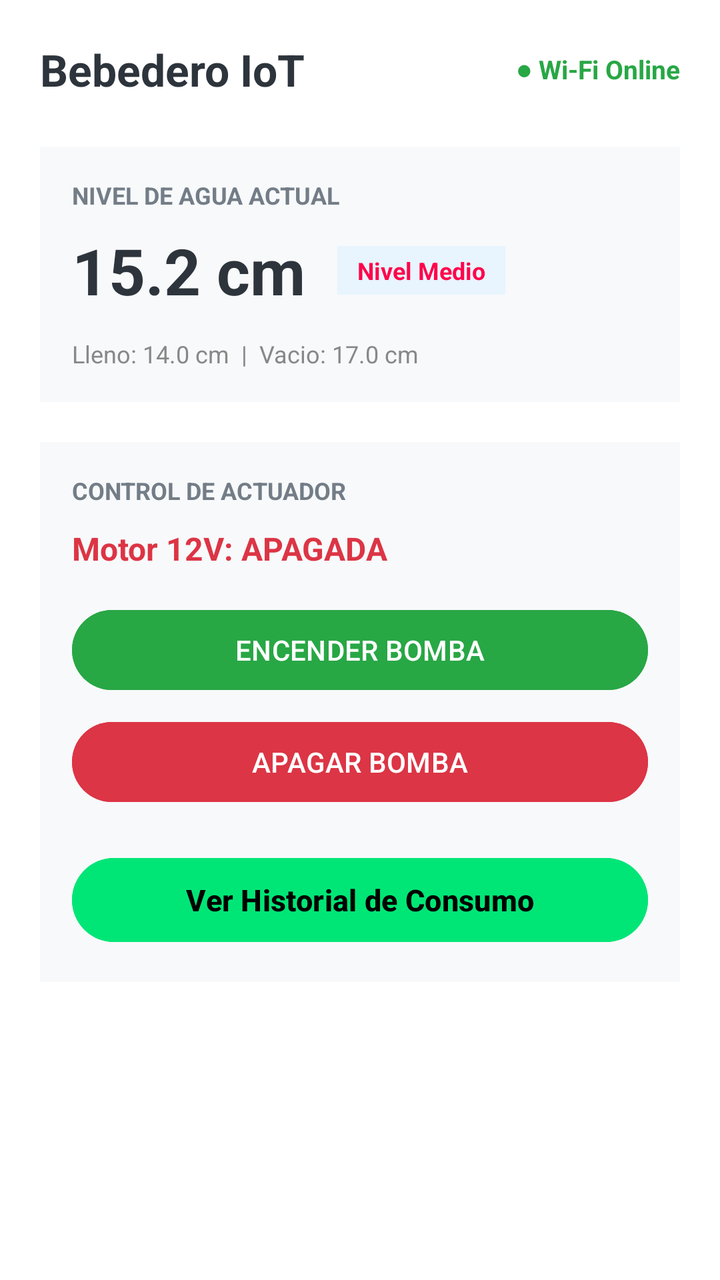
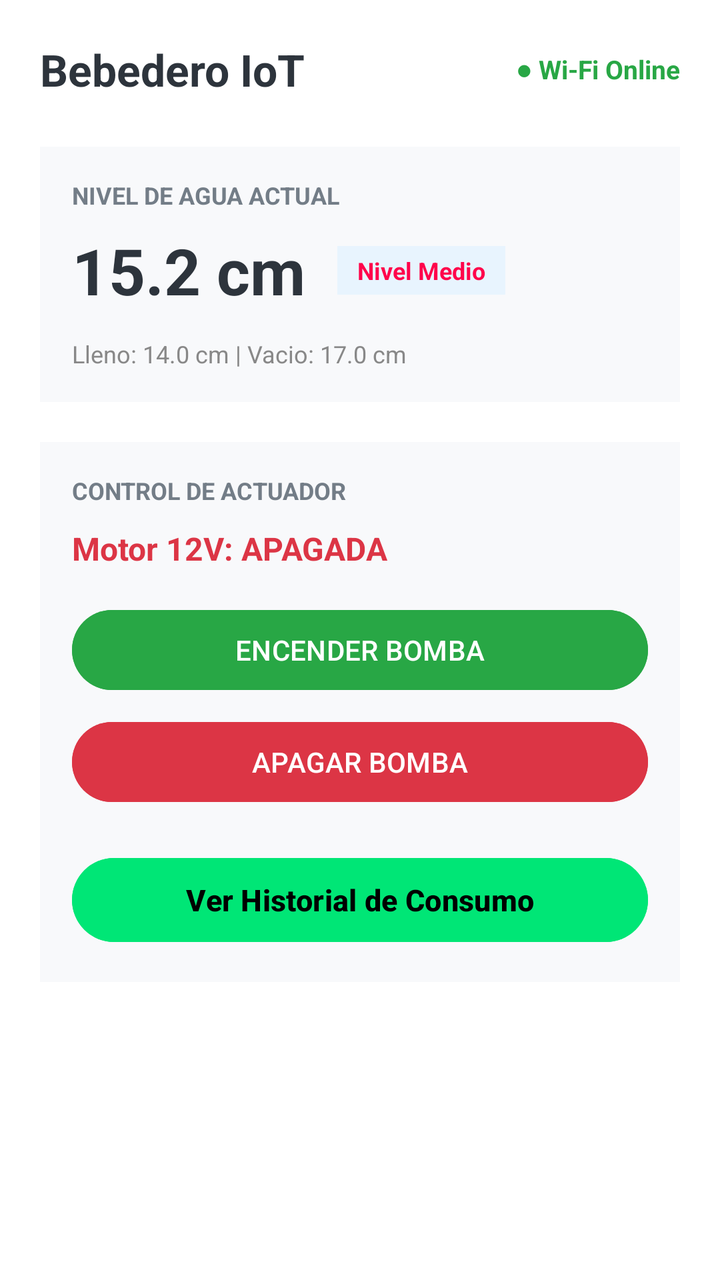

An Android layout rendered at two revisions. The XML below is the earlier revision; the diff shows what the commit changed to produce the second picture.
<!-- AndroidManifest.xml: application theme Theme.Bebedero2v -->
<!-- res/layout/activity_dashboard.xml -->
<?xml version="1.0" encoding="utf-8"?>
<LinearLayout xmlns:android="http://schemas.android.com/apk/res/android"
    android:layout_width="match_parent"
    android:layout_height="match_parent"
    android:orientation="vertical"
    android:padding="20dp"
    android:background="#FFFFFF">

    
    <LinearLayout
        android:layout_width="match_parent"
        android:layout_height="wrap_content"
        android:orientation="horizontal"
        android:gravity="center_vertical"
        android:layout_marginBottom="24dp">

        <TextView
            android:layout_width="0dp"
            android:layout_height="wrap_content"
            android:layout_weight="1"
            android:text="Bebedero IoT"
            android:textSize="22sp"
            android:textStyle="bold"
            android:textColor="#2D343C" />

        <TextView
            android:layout_width="wrap_content"
            android:layout_height="wrap_content"
            android:text="● Wi-Fi Online"
            android:textColor="#28A745"
            android:textStyle="bold"
            android:textSize="13sp" />
    </LinearLayout>

    
    <LinearLayout
        android:layout_width="match_parent"
        android:layout_height="wrap_content"
        android:orientation="vertical"
        android:background="#F8F9FB"
        android:padding="16dp"
        android:layout_marginBottom="20dp">

        <TextView
            android:layout_width="wrap_content"
            android:layout_height="wrap_content"
            android:text="NIVEL DE AGUA ACTUAL"
            android:textSize="12sp"
            android:textColor="#737D87"
            android:textStyle="bold" />

        <LinearLayout
            android:layout_width="match_parent"
            android:layout_height="wrap_content"
            android:orientation="horizontal"
            android:gravity="center_vertical"
            android:layout_marginTop="8dp">

            <TextView
                android:id="@+id/tvNivelCm"
                android:layout_width="wrap_content"
                android:layout_height="wrap_content"
                android:text="15.2 cm"
                android:textSize="32sp"
                android:textStyle="bold"
                android:textColor="#2D343C" />

            <TextView
                android:layout_width="wrap_content"
                android:layout_height="wrap_content"
                android:text="Nivel Medio"
                android:textColor="#FF044B"
                android:background="#E8F4FE"
                android:paddingStart="10dp"
                android:paddingEnd="10dp"
                android:paddingTop="4dp"
                android:paddingBottom="4dp"
                android:layout_marginStart="16dp"
                android:textStyle="bold"
                android:textSize="12sp" />
        </LinearLayout>

        <TextView
            android:layout_width="wrap_content"
            android:layout_height="wrap_content"
            android:text="Lleno: 14.0 cm  |  Vacio: 17.0 cm"
            android:textSize="12sp"
            android:textColor="#888888"
            android:layout_marginTop="12dp" />
    </LinearLayout>

    
    <LinearLayout
        android:layout_width="match_parent"
        android:layout_height="wrap_content"
        android:orientation="vertical"
        android:background="#F8F9FB"
        android:padding="16dp">

        <TextView
            android:layout_width="wrap_content"
            android:layout_height="wrap_content"
            android:text="CONTROL DE ACTUADOR"
            android:textSize="12sp"
            android:textColor="#737D87"
            android:textStyle="bold" />

        <TextView
            android:id="@+id/tvEstadoMotor"
            android:layout_width="wrap_content"
            android:layout_height="wrap_content"
            android:text="Motor 12V: APAGADA"
            android:textColor="#DC3545"
            android:textSize="16sp"
            android:textStyle="bold"
            android:layout_marginTop="10dp"
            android:layout_marginBottom="16dp" />

        <Button
            android:id="@+id/btnEncender"
            android:layout_width="match_parent"
            android:layout_height="wrap_content"
            android:text="ENCENDER BOMBA"
            android:backgroundTint="#28A745"
            android:textColor="#FFFFFF"
            android:layout_marginBottom="8dp" />

        <Button
            android:id="@+id/btnApagar"
            android:layout_width="match_parent"
            android:layout_height="wrap_content"
            android:text="APAGAR BOMBA"
            android:backgroundTint="#DC3545"
            android:textColor="#FFFFFF" />
        <Button
            android:id="@+id/btnIrHistorial"
            android:layout_width="match_parent"
            android:layout_height="50dp"
            android:layout_marginTop="20dp"
            android:backgroundTint="#00E676"
            android:text="Ver Historial de Consumo"
            android:textColor="#000000"
            android:textSize="15sp"
            android:textStyle="bold" />
    </LinearLayout>

</LinearLayout>
<!-- resources referenced by this layout -->
<resources>
  <style name="Theme.Bebedero2v" parent="Base.Theme.Bebedero2v" />
  <style name="Base.Theme.Bebedero2v" parent="Theme.Material3.DayNight.NoActionBar">
          
          
      </style>
</resources>

<!-- the commit's change to res/layout/activity_dashboard.xml (unified diff, before → after) -->
@@ -18,7 +18,7 @@
             android:layout_width="0dp"
             android:layout_height="wrap_content"
             android:layout_weight="1"
-            android:text="Bebedero IoT"
+            android:text="@string/bebedero_iot"
             android:textSize="22sp"
             android:textStyle="bold"
             android:textColor="#2D343C" />
@@ -26,7 +26,7 @@
         <TextView
             android:layout_width="wrap_content"
             android:layout_height="wrap_content"
-            android:text="● Wi-Fi Online"
+            android:text="@string/wi_fi_online"
             android:textColor="#28A745"
             android:textStyle="bold"
             android:textSize="13sp" />
@@ -44,7 +44,7 @@
         <TextView
             android:layout_width="wrap_content"
             android:layout_height="wrap_content"
-            android:text="NIVEL DE AGUA ACTUAL"
+            android:text="@string/nivel_de_agua_actual"
             android:textSize="12sp"
             android:textColor="#737D87"
             android:textStyle="bold" />
@@ -60,7 +60,7 @@
                 android:id="@+id/tvNivelCm"
                 android:layout_width="wrap_content"
                 android:layout_height="wrap_content"
-                android:text="15.2 cm"
+                android:text="@string/_15_2_cm"
                 android:textSize="32sp"
                 android:textStyle="bold"
                 android:textColor="#2D343C" />
@@ -68,7 +68,7 @@
             <TextView
                 android:layout_width="wrap_content"
                 android:layout_height="wrap_content"
-                android:text="Nivel Medio"
+                android:text="@string/nivel_medio"
                 android:textColor="#FF044B"
                 android:background="#E8F4FE"
                 android:paddingStart="10dp"
@@ -83,7 +83,7 @@
         <TextView
             android:layout_width="wrap_content"
             android:layout_height="wrap_content"
-            android:text="Lleno: 14.0 cm  |  Vacio: 17.0 cm"
+            android:text="@string/lleno_14_0_cm_vacio_17_0_cm"
             android:textSize="12sp"
             android:textColor="#888888"
             android:layout_marginTop="12dp" />
@@ -100,7 +100,7 @@
         <TextView
             android:layout_width="wrap_content"
             android:layout_height="wrap_content"
-            android:text="CONTROL DE ACTUADOR"
+            android:text="@string/control_de_actuador"
             android:textSize="12sp"
             android:textColor="#737D87"
             android:textStyle="bold" />
@@ -109,7 +109,7 @@
             android:id="@+id/tvEstadoMotor"
             android:layout_width="wrap_content"
             android:layout_height="wrap_content"
-            android:text="Motor 12V: APAGADA"
+            android:text="@string/motor_12v_apagada"
             android:textColor="#DC3545"
             android:textSize="16sp"
             android:textStyle="bold"
@@ -120,7 +120,7 @@
             android:id="@+id/btnEncender"
             android:layout_width="match_parent"
             android:layout_height="wrap_content"
-            android:text="ENCENDER BOMBA"
+            android:text="@string/encender_bomba"
             android:backgroundTint="#28A745"
             android:textColor="#FFFFFF"
             android:layout_marginBottom="8dp" />
@@ -129,7 +129,7 @@
             android:id="@+id/btnApagar"
             android:layout_width="match_parent"
             android:layout_height="wrap_content"
-            android:text="APAGAR BOMBA"
+            android:text="@string/apagar_bomba"
             android:backgroundTint="#DC3545"
             android:textColor="#FFFFFF" />
         <Button
@@ -138,7 +138,7 @@
             android:layout_height="50dp"
             android:layout_marginTop="20dp"
             android:backgroundTint="#00E676"
-            android:text="Ver Historial de Consumo"
+            android:text="@string/ver_historial_de_consumo"
             android:textColor="#000000"
             android:textSize="15sp"
             android:textStyle="bold" />
<!-- resource entries referenced after the edit -->
@@ -1,5 +1,16 @@
 <!-- resources referenced by this layout -->
 <resources>
+  <string name="_15_2_cm">15.2 cm</string>
+  <string name="apagar_bomba">APAGAR BOMBA</string>
+  <string name="bebedero_iot">Bebedero IoT</string>
+  <string name="control_de_actuador">CONTROL DE ACTUADOR</string>
+  <string name="encender_bomba">ENCENDER BOMBA</string>
+  <string name="lleno_14_0_cm_vacio_17_0_cm">Lleno: 14.0 cm | Vacio: 17.0 cm</string>
+  <string name="motor_12v_apagada">Motor 12V: APAGADA</string>
+  <string name="nivel_de_agua_actual">NIVEL DE AGUA ACTUAL</string>
+  <string name="nivel_medio">Nivel Medio</string>
+  <string name="ver_historial_de_consumo">Ver Historial de Consumo</string>
+  <string name="wi_fi_online">● Wi-Fi Online</string>
   <style name="Theme.Bebedero2v" parent="Base.Theme.Bebedero2v" />
   <style name="Base.Theme.Bebedero2v" parent="Theme.Material3.DayNight.NoActionBar">
           
